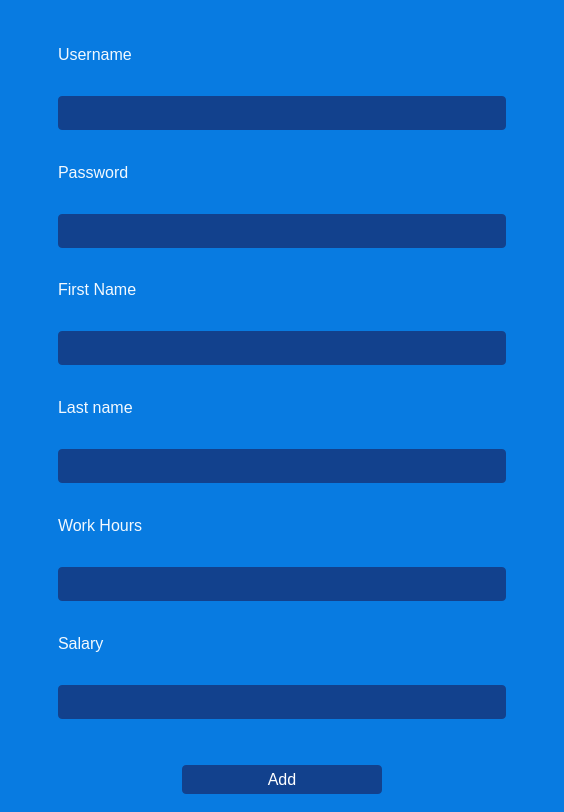
This is ui/TravelAgentRegister.ui in Dimalko/telo2 as Qt 5 draws it before an edit. The edited form follows.
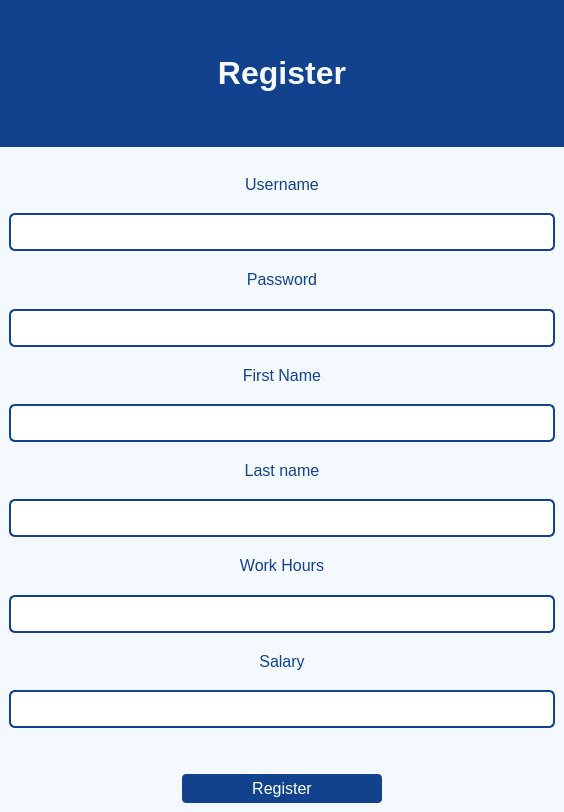
This is the edited form.

The edit to the form file:
```diff
--- a/ui/TravelAgentRegister.ui
+++ b/ui/TravelAgentRegister.ui
@@ -27,22 +27,23 @@
   </property>
   <property name="styleSheet">
    <string notr="true">QWidget{
-background-color: rgb(8, 123, 225);
+background-color: rgb(243, 249, 254);
 }
 
 
 QLabel{
-color:rgb(243, 249, 254);
+color: rgb(18, 65, 141);
 font-size:16px;
 padding-bottom: 0px;
 }
 
 QLineEdit{
-background-color: rgb(18, 65, 141);
-border: none; 
-border-radius: 4px; 
+background-color: rgb(255, 255, 255);
+border: 2px solid; 
+border-radius: 6px; 
+border-color:rgb(18, 65, 141);
 padding: 8px;
-color:rgb(243, 249, 254);
+color: rgb(18, 65, 141);
 font-size:14px;
 }
 
@@ -60,40 +61,39 @@
 }</string>
   </property>
   <widget class="QWidget" name="centralwidget">
-   <layout class="QGridLayout" name="gridLayout">
-    <item row="0" column="0">
-     <spacer name="horizontalSpacer">
-      <property name="orientation">
-       <enum>Qt::Horizontal</enum>
+   <layout class="QVBoxLayout" name="verticalLayout_2" stretch="2,9">
+    <property name="leftMargin">
+     <number>0</number>
+    </property>
+    <property name="topMargin">
+     <number>0</number>
+    </property>
+    <property name="rightMargin">
+     <number>0</number>
+    </property>
+    <property name="bottomMargin">
+     <number>0</number>
+    </property>
+    <item>
+     <widget class="QWidget" name="labelWidget" native="true">
+      <property name="styleSheet">
+       <string notr="true">background-color: rgb(18, 65, 141);</string>
       </property>
-      <property name="sizeType">
-       <enum>QSizePolicy::Minimum</enum>
-      </property>
-      <property name="sizeHint" stdset="0">
-       <size>
-        <width>40</width>
-        <height>20</height>
-       </size>
-      </property>
-     </spacer>
+      <layout class="QHBoxLayout" name="horizontalLayout_2">
+       <item>
+        <widget class="QLabel" name="label">
+         <property name="styleSheet">
+          <string notr="true">color: rgb(243, 249, 254);</string>
+         </property>
+         <property name="text">
+          <string>&lt;html&gt;&lt;head/&gt;&lt;body&gt;&lt;p align=&quot;center&quot;&gt;&lt;span style=&quot; font-size:24pt; font-weight:600;&quot;&gt;Register&lt;/span&gt;&lt;/p&gt;&lt;/body&gt;&lt;/html&gt;</string>
+         </property>
+        </widget>
+       </item>
+      </layout>
+     </widget>
     </item>
-    <item row="0" column="2">
-     <spacer name="horizontalSpacer_2">
-      <property name="orientation">
-       <enum>Qt::Horizontal</enum>
-      </property>
-      <property name="sizeType">
-       <enum>QSizePolicy::Minimum</enum>
-      </property>
-      <property name="sizeHint" stdset="0">
-       <size>
-        <width>40</width>
-        <height>20</height>
-       </size>
-      </property>
-     </spacer>
-    </item>
-    <item row="0" column="1">
+    <item>
      <widget class="QWidget" name="widget" native="true">
       <property name="styleSheet">
        <string notr="true"/>
@@ -102,7 +102,7 @@
        <item>
         <widget class="QLabel" name="usernameLabel">
          <property name="text">
-          <string>Username</string>
+          <string>&lt;html&gt;&lt;head/&gt;&lt;body&gt;&lt;p align=&quot;center&quot;&gt;&lt;span style=&quot; font-size:12pt;&quot;&gt;Username&lt;/span&gt;&lt;/p&gt;&lt;/body&gt;&lt;/html&gt;</string>
          </property>
         </widget>
        </item>
@@ -116,7 +116,7 @@
        <item>
         <widget class="QLabel" name="passwordLabel">
          <property name="text">
-          <string>Password</string>
+          <string>&lt;html&gt;&lt;head/&gt;&lt;body&gt;&lt;p align=&quot;center&quot;&gt;&lt;span style=&quot; font-size:12pt;&quot;&gt;Password&lt;/span&gt;&lt;/p&gt;&lt;/body&gt;&lt;/html&gt;</string>
          </property>
         </widget>
        </item>
@@ -130,7 +130,7 @@
        <item>
         <widget class="QLabel" name="FirstNameLabel">
          <property name="text">
-          <string>First Name</string>
+          <string>&lt;html&gt;&lt;head/&gt;&lt;body&gt;&lt;p align=&quot;center&quot;&gt;&lt;span style=&quot; font-size:12pt;&quot;&gt;First Name&lt;/span&gt;&lt;/p&gt;&lt;/body&gt;&lt;/html&gt;</string>
          </property>
         </widget>
        </item>
@@ -144,7 +144,7 @@
        <item>
         <widget class="QLabel" name="LastNameLabel">
          <property name="text">
-          <string>Last name</string>
+          <string>&lt;html&gt;&lt;head/&gt;&lt;body&gt;&lt;p align=&quot;center&quot;&gt;&lt;span style=&quot; font-size:12pt;&quot;&gt;Last name&lt;/span&gt;&lt;/p&gt;&lt;/body&gt;&lt;/html&gt;</string>
          </property>
         </widget>
        </item>
@@ -161,7 +161,7 @@
           <string notr="true"/>
          </property>
          <property name="text">
-          <string>Work Hours</string>
+          <string>&lt;html&gt;&lt;head/&gt;&lt;body&gt;&lt;p align=&quot;center&quot;&gt;&lt;span style=&quot; font-size:12pt;&quot;&gt;Work Hours&lt;/span&gt;&lt;/p&gt;&lt;/body&gt;&lt;/html&gt;</string>
          </property>
         </widget>
        </item>
@@ -175,7 +175,7 @@
        <item>
         <widget class="QLabel" name="SalaryLabel">
          <property name="text">
-          <string>Salary</string>
+          <string>&lt;html&gt;&lt;head/&gt;&lt;body&gt;&lt;p align=&quot;center&quot;&gt;&lt;span style=&quot; font-size:12pt;&quot;&gt;Salary&lt;/span&gt;&lt;/p&gt;&lt;/body&gt;&lt;/html&gt;</string>
          </property>
         </widget>
        </item>
@@ -247,7 +247,7 @@
             <string notr="true"/>
            </property>
            <property name="text">
-            <string>Add</string>
+            <string>Register</string>
            </property>
           </widget>
          </item>
```
